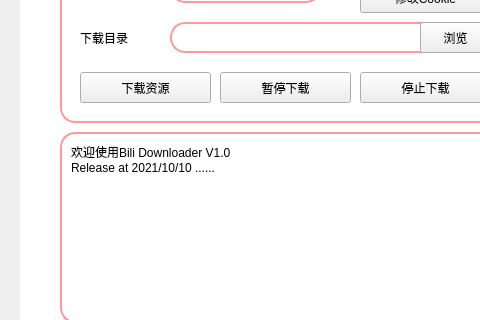
The window that biliDownloader.ui (JimmyLiang-lzm/biliDownloader_GUI) describes before a commit, drawn with Qt 5; both pictures show x 0 to 480 and y 268 to 588 of the 924 by 676 pixel window.
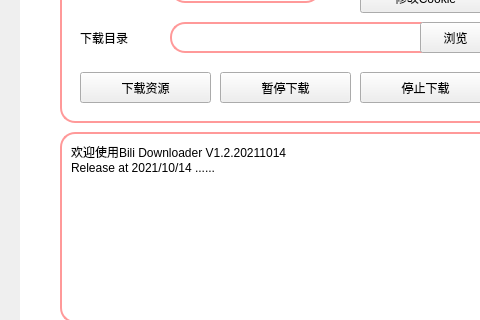
The same window after the commit. Icons and pictures are not drawn.

Patch:
```diff
--- a/biliDownloader.ui
+++ b/biliDownloader.ui
@@ -296,8 +296,8 @@
       <bool>true</bool>
      </property>
      <property name="plainText">
-      <string>欢迎使用Bili Downloader V1.0 
-Release at 2021/10/10 ......</string>
+      <string>欢迎使用Bili Downloader V1.2.20211014
+Release at 2021/10/14 ......</string>
      </property>
     </widget>
     <widget class="QGroupBox" name="groupBox">
```
